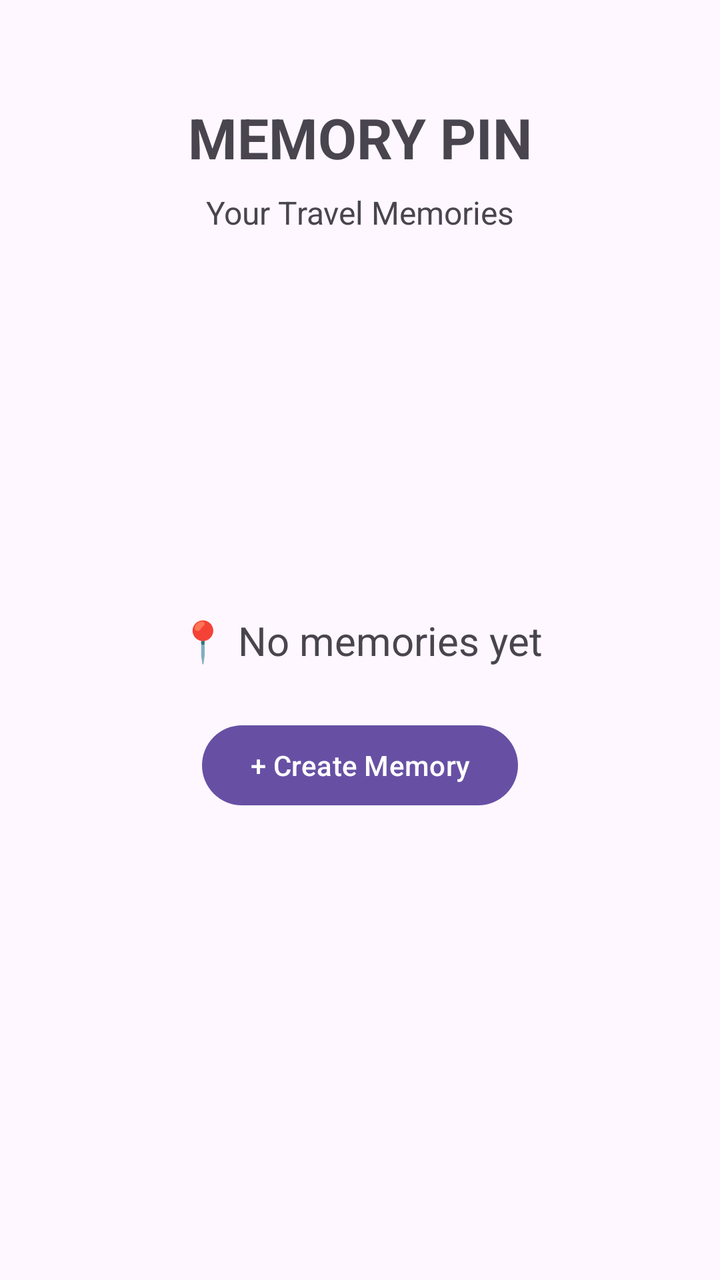
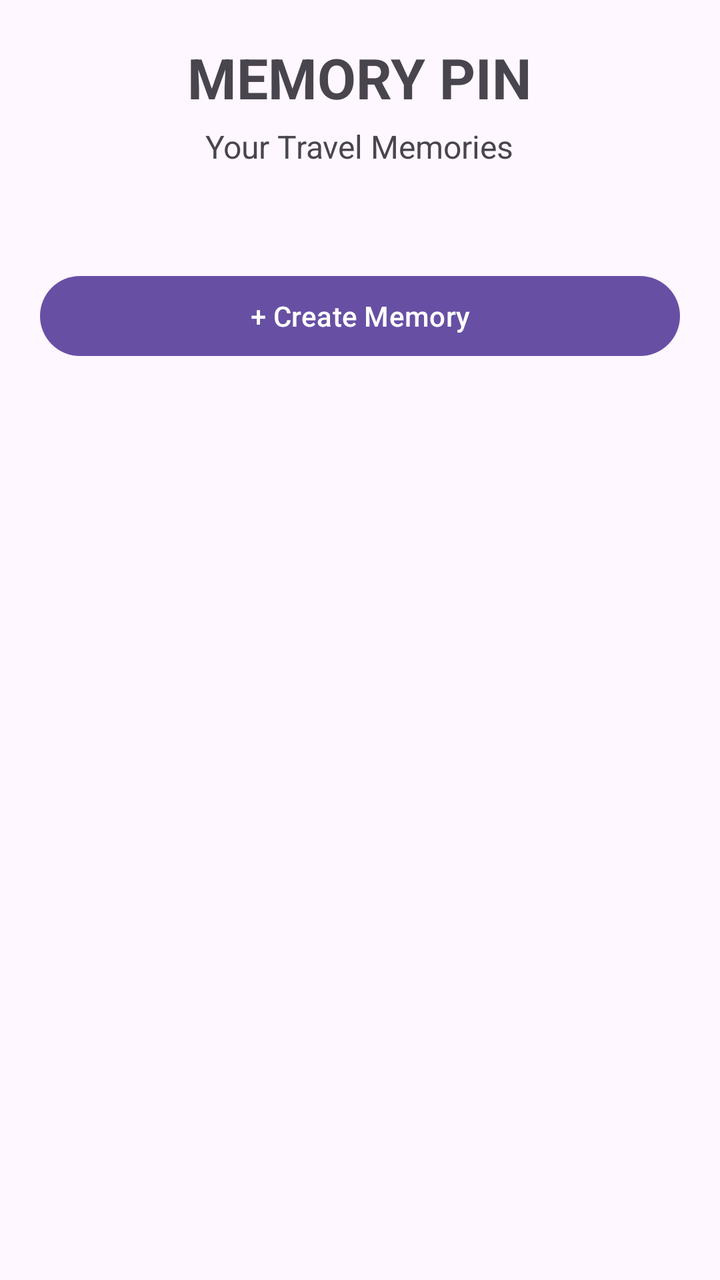

Before-and-after screenshots of an Android layout around one commit, followed by the original layout XML and the change that was made.
<!-- AndroidManifest.xml: application theme Theme.Memory_Pin -->
<!-- res/layout/activity_main.xml -->
<?xml version="1.0" encoding="utf-8"?>
<androidx.constraintlayout.widget.ConstraintLayout
    xmlns:android="http://schemas.android.com/apk/res/android"
    xmlns:app="http://schemas.android.com/apk/res-auto"
    android:layout_width="match_parent"
    android:layout_height="match_parent">

    <TextView
        android:id="@+id/tvTitle"
        android:layout_width="wrap_content"
        android:layout_height="wrap_content"
        android:text="MEMORY PIN"
        android:textSize="28sp"
        android:textStyle="bold"
        app:layout_constraintTop_toTopOf="parent"
        app:layout_constraintStart_toStartOf="parent"
        app:layout_constraintEnd_toEndOf="parent"
        android:layout_marginTop="50dp" />

    <TextView
        android:id="@+id/tvSubtitle"
        android:layout_width="wrap_content"
        android:layout_height="wrap_content"
        android:text="Your Travel Memories"
        android:textSize="16sp"
        app:layout_constraintTop_toBottomOf="@id/tvTitle"
        app:layout_constraintStart_toStartOf="parent"
        app:layout_constraintEnd_toEndOf="parent"
        android:layout_marginTop="8dp" />

    <TextView
        android:id="@+id/tvEmpty"
        android:layout_width="wrap_content"
        android:layout_height="wrap_content"
        android:text="📍 No memories yet"
        android:textSize="20sp"
        app:layout_constraintTop_toTopOf="parent"
        app:layout_constraintBottom_toBottomOf="parent"
        app:layout_constraintStart_toStartOf="parent"
        app:layout_constraintEnd_toEndOf="parent" />

    <Button
        android:id="@+id/btnCreateMemory"
        android:layout_width="wrap_content"
        android:layout_height="wrap_content"
        android:text="+ Create Memory"
        app:layout_constraintTop_toBottomOf="@id/tvEmpty"
        app:layout_constraintStart_toStartOf="parent"
        app:layout_constraintEnd_toEndOf="parent"
        android:layout_marginTop="25dp" />

</androidx.constraintlayout.widget.ConstraintLayout>
<!-- resources referenced by this layout -->
<resources>
  <style name="Theme.Memory_Pin" parent="Base.Theme.Memory_Pin" />
  <style name="Base.Theme.Memory_Pin" parent="Theme.Material3.DayNight.NoActionBar">
          
          
      </style>
</resources>

<!-- the commit's change to res/layout/activity_main.xml (unified diff, before → after) -->
@@ -1,52 +1,66 @@
 <?xml version="1.0" encoding="utf-8"?>
-<androidx.constraintlayout.widget.ConstraintLayout
+<ScrollView
     xmlns:android="http://schemas.android.com/apk/res/android"
     xmlns:app="http://schemas.android.com/apk/res-auto"
     android:layout_width="match_parent"
     android:layout_height="match_parent">
 
-    <TextView
-        android:id="@+id/tvTitle"
-        android:layout_width="wrap_content"
+    <LinearLayout
+        android:layout_width="match_parent"
         android:layout_height="wrap_content"
-        android:text="MEMORY PIN"
-        android:textSize="28sp"
-        android:textStyle="bold"
-        app:layout_constraintTop_toTopOf="parent"
-        app:layout_constraintStart_toStartOf="parent"
-        app:layout_constraintEnd_toEndOf="parent"
-        android:layout_marginTop="50dp" />
+        android:orientation="vertical"
+        android:padding="20dp">
 
-    <TextView
-        android:id="@+id/tvSubtitle"
-        android:layout_width="wrap_content"
-        android:layout_height="wrap_content"
-        android:text="Your Travel Memories"
-        android:textSize="16sp"
-        app:layout_constraintTop_toBottomOf="@id/tvTitle"
-        app:layout_constraintStart_toStartOf="parent"
-        app:layout_constraintEnd_toEndOf="parent"
-        android:layout_marginTop="8dp" />
+        
 
-    <TextView
-        android:id="@+id/tvEmpty"
-        android:layout_width="wrap_content"
-        android:layout_height="wrap_content"
-        android:text="📍 No memories yet"
-        android:textSize="20sp"
-        app:layout_constraintTop_toTopOf="parent"
-        app:layout_constraintBottom_toBottomOf="parent"
-        app:layout_constraintStart_toStartOf="parent"
-        app:layout_constraintEnd_toEndOf="parent" />
+        <TextView
+            android:id="@+id/tvTitle"
+            android:layout_width="wrap_content"
+            android:layout_height="wrap_content"
+            android:layout_gravity="center"
+            android:text="MEMORY PIN"
+            android:textSize="28sp"
+            android:textStyle="bold" />
 
-    <Button
-        android:id="@+id/btnCreateMemory"
-        android:layout_width="wrap_content"
-        android:layout_height="wrap_content"
-        android:text="+ Create Memory"
-        app:layout_constraintTop_toBottomOf="@id/tvEmpty"
-        app:layout_constraintStart_toStartOf="parent"
-        app:layout_constraintEnd_toEndOf="parent"
-        android:layout_marginTop="25dp" />
+        <TextView
+            android:id="@+id/tvSubtitle"
+            android:layout_width="wrap_content"
+            android:layout_height="wrap_content"
+            android:layout_gravity="center"
+            android:layout_marginTop="5dp"
+            android:text="Your Travel Memories"
+            android:textSize="16sp" />
 
-</androidx.constraintlayout.widget.ConstraintLayout>
+        
+
+        <TextView
+            android:id="@+id/tvEmpty"
+            android:layout_width="wrap_content"
+            android:layout_height="wrap_content"
+            android:layout_gravity="center"
+            android:layout_marginTop="50dp"
+            android:text="📍 No memories yet"
+            android:textSize="20sp"
+            android:visibility="gone" />
+
+        
+
+        <LinearLayout
+            android:id="@+id/memoryContainer"
+            android:layout_width="match_parent"
+            android:layout_height="wrap_content"
+            android:orientation="vertical"
+            android:layout_marginTop="25dp" />
+
+        
+
+        <Button
+            android:id="@+id/btnCreateMemory"
+            android:layout_width="match_parent"
+            android:layout_height="wrap_content"
+            android:layout_marginTop="25dp"
+            android:text="+ Create Memory" />
+
+    </LinearLayout>
+
+</ScrollView>
